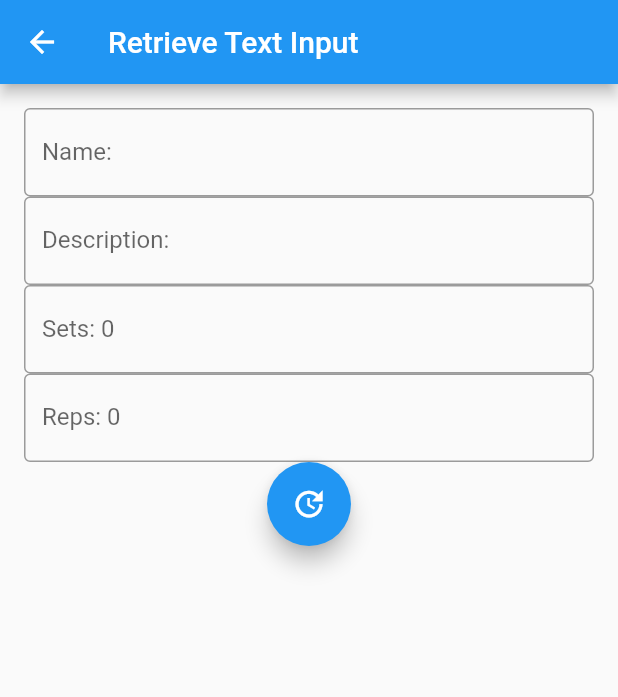
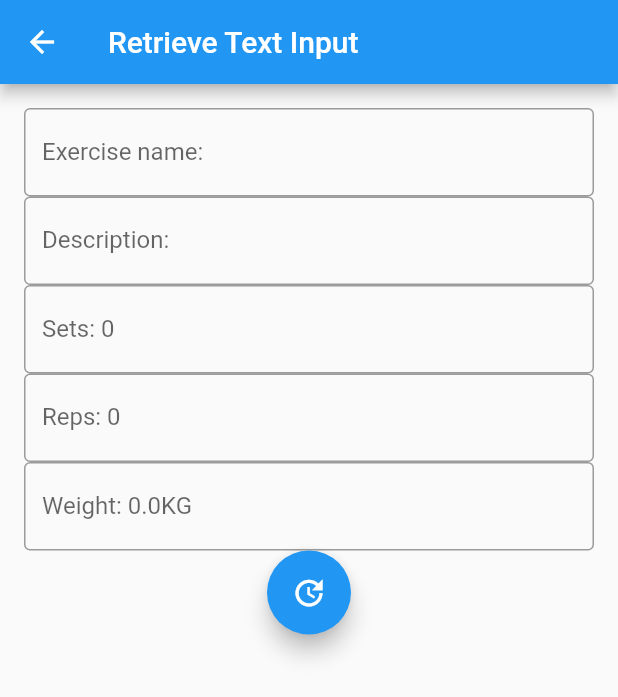
Before and after one commit to ArieBisfki/hva_ivse1_project_mobile, a Flutter app: the EditWorkout screen opened by its route, on a phone screen of 412 x 824 dp. Shown: the top 697 px of the screen. Run offline on Flutter 3.47's test engine with Material 2 defaults, Android fonts, the phone set to English and light mode, and no system bars; our stand-ins replace bloc, either_dart, equatable, flutter_bloc, flutter_secure_storage, flutter_speed_dial and 3 more; missing offline and left inert: http_interceptor; accounts and stored records are empty.

Commit message:
added the add en almost delete

```diff
--- a/lib/feature/workout/ui/edit_workout.dart
+++ b/lib/feature/workout/ui/edit_workout.dart
@@ -26,6 +26,7 @@ class _EditWorkoutState extends State<EditWorkout> {
   final descController = TextEditingController();
   final setController = TextEditingController();
   final repController = TextEditingController();
+  final weightController = TextEditingController();
 
   int _exerciseDataId = 0;
 
@@ -43,6 +44,8 @@ class _EditWorkoutState extends State<EditWorkout> {
     descController.dispose();
     setController.dispose();
     repController.dispose();
+    weightController.dispose();
+
     super.dispose();
   }
 
@@ -52,18 +55,14 @@ class _EditWorkoutState extends State<EditWorkout> {
   // }
 
   void addExerciseLog(int id) {
-    // print(_exerciseDataId);
-    // _exerciseDataId = widget.exerciseData.id!;
-    // print(_exerciseDataId);
-
     ExerciseLog exercise = ExerciseLog(
         exercise: Exercise(
             id: 100,
             category: 1,
             name: nameController.text,
-            sets: 6,
-            reps: 2,
-            weight: 3,
+            sets: int.parse(setController.text),
+            reps: int.parse(repController.text),
+            weight: double.parse(weightController.text),
             image: "g",
             description: descController.text));
     setState(() {
@@ -87,9 +86,10 @@ class _EditWorkoutState extends State<EditWorkout> {
               decoration: InputDecoration(
                 border: OutlineInputBorder(),
                 labelText:
-                    "Name: " + widget.exerciseData.exerciseLog.exercise.name,
+                    "Exercise name: " + widget.exerciseData.exerciseLog.exercise.name,
               ),
               controller: nameController,
+              keyboardType: TextInputType.text,
             ),
             TextField(
               decoration: InputDecoration(
@@ -98,6 +98,7 @@ class _EditWorkoutState extends State<EditWorkout> {
                     widget.exerciseData.exerciseLog.exercise.description,
               ),
               controller: descController,
+              keyboardType: TextInputType.text,
             ),
             TextField(
               decoration: InputDecoration(
@@ -106,6 +107,7 @@ class _EditWorkoutState extends State<EditWorkout> {
                     widget.exerciseData.exerciseLog.exercise.sets.toString(),
               ),
               controller: setController,
+              keyboardType: TextInputType.number,
             ),
             TextField(
               decoration: InputDecoration(
@@ -114,10 +116,20 @@ class _EditWorkoutState extends State<EditWorkout> {
                     widget.exerciseData.exerciseLog.exercise.reps.toString(),
               ),
               controller: repController,
+              keyboardType: TextInputType.number,
+            ),
+            TextField(
+              decoration: InputDecoration(
+                border: OutlineInputBorder(),
+                labelText: "Weight: " +
+                    widget.exerciseData.exerciseLog.exercise.weight.toString() + "KG",
+              ),
+              controller: weightController,
+              keyboardType: TextInputType.number,
             ),
             FloatingActionButton(
               onPressed: () => addExerciseLog(_exerciseDataId),
-              tooltip: 'Update database',
+              tooltip: 'Add an exercise.',
               child: Icon(Icons.update),
             ),
           ],
--- a/lib/feature/workout/ui/workout.dart
+++ b/lib/feature/workout/ui/workout.dart
@@ -83,6 +83,13 @@ class _WorkoutPageState extends State<WorkoutPage> {
   updateExercise(List<ExerciseLog> state) {
     selectedExercise = state;
     exercisesForWorkout = state.toList();
+  }
+
+  deleteExercise(Exercise exercise) {
+    setState(() {
+      BlocProvider.of<WorkoutBloc>(context)
+          .add(DeleteExerciseEvent(exercise));
+    });
   }
 
   @override
@@ -172,13 +179,12 @@ class _WorkoutPageState extends State<WorkoutPage> {
                                       "\nReps:" +
                                       value[index].exercise.reps.toString() +
                                       "\nDescription:" +
-                                      value[index].exercise.description +
-                                      "\nID:" +
-                                      value[index].exercise.id.toString()),
+                                      value[index].exercise.description),
                                   trailing: IconButton(
                                     icon: Icon(Icons.delete),
                                     onPressed: () {
-                                      // _showSnackBar(context, "Deleted");
+                                      deleteExercise(value[index].exercise);
+                                       //_showSnackBar(context, "Deleted");
                                     },
                                   ),
                                 ),
```
Also changed, not shown: lib/feature/workout/bloc/workout_bloc.dart (+8 -0 lines).
